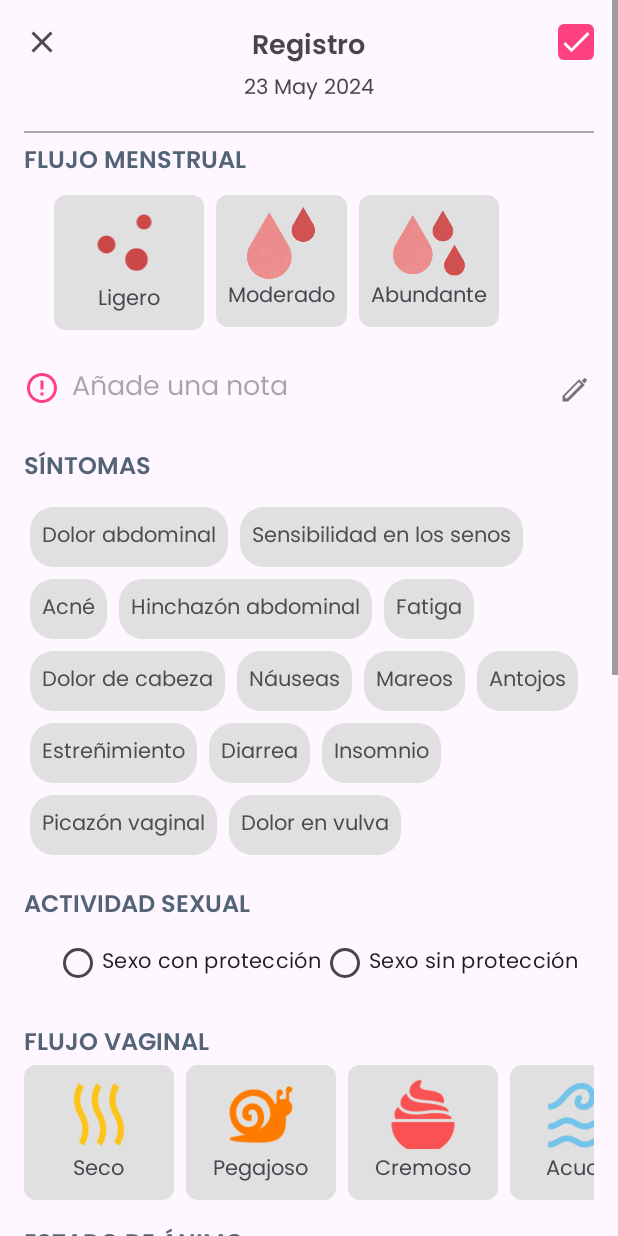
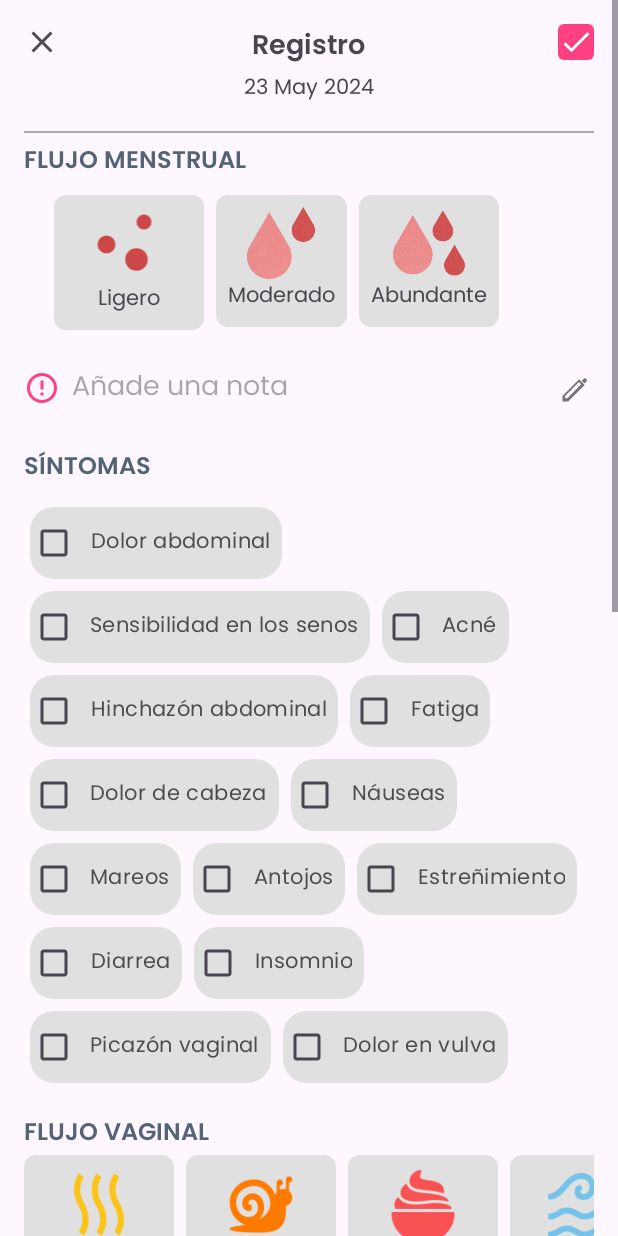
Before and after one commit to fairyofshampoo/CycleCare, an Android app: the CycleLogActivity screen opened directly, with no data from a screen before it, on a phone screen of 412 x 824 dp. Run offline under Robolectric (Android 15) with nearby library versions, the phone set to English and light mode, and no system bars; our stand-ins replace FlexboxLayout, data binding.

Commit message:
fix (cycle-log) changing UI elements

```diff
--- a/CycleCare/app/src/main/res/layout/activity_cycle_log.xml
+++ b/CycleCare/app/src/main/res/layout/activity_cycle_log.xml
@@ -204,7 +204,7 @@
                 android:layout_height="wrap_content"
                 app:flexWrap="wrap">
 
-                <TextView
+                <CheckBox
                     android:layout_width="wrap_content"
                     android:layout_height="wrap_content"
                     android:text="Dolor abdominal"
@@ -213,7 +213,7 @@
                     android:layout_margin="4dp"
                     android:gravity="center"
                     android:textColor="@color/dark_gray" />
-                <TextView
+                <CheckBox
                     android:layout_width="wrap_content"
                     android:layout_height="wrap_content"
                     android:text="Sensibilidad en los senos"
@@ -222,7 +222,7 @@
                     android:layout_margin="4dp"
                     android:gravity="center"
                     android:textColor="@color/dark_gray" />
-                <TextView
+                <CheckBox
                     android:layout_width="wrap_content"
                     android:layout_height="wrap_content"
                     android:text="Acné"
@@ -231,7 +231,7 @@
                     android:layout_margin="4dp"
                     android:gravity="center"
                     android:textColor="@color/dark_gray" />
-                <TextView
+                <CheckBox
                     android:layout_width="wrap_content"
                     android:layout_height="wrap_content"
                     android:text="Hinchazón abdominal"
@@ -240,7 +240,7 @@
                     android:layout_margin="4dp"
                     android:gravity="center"
                     android:textColor="@color/dark_gray" />
-                <TextView
+                <CheckBox
                     android:layout_width="wrap_content"
                     android:layout_height="wrap_content"
                     android:text="Fatiga"
@@ -249,7 +249,7 @@
                     android:layout_margin="4dp"
                     android:gravity="center"
                     android:textColor="@color/dark_gray" />
-                <TextView
+                <CheckBox
                     android:layout_width="wrap_content"
                     android:layout_height="wrap_content"
                     android:text="Dolor de cabeza"
@@ -258,7 +258,7 @@
                     android:layout_margin="4dp"
                     android:gravity="center"
                     android:textColor="@color/dark_gray" />
-                <TextView
+                <CheckBox
                     android:layout_width="wrap_content"
                     android:layout_height="wrap_content"
                     android:text="Náuseas"
@@ -267,7 +267,7 @@
                     android:layout_margin="4dp"
                     android:gravity="center"
                     android:textColor="@color/dark_gray" />
-                <TextView
+                <CheckBox
                     android:layout_width="wrap_content"
                     android:layout_height="wrap_content"
                     android:text="Mareos"
@@ -276,7 +276,7 @@
                     android:layout_margin="4dp"
                     android:gravity="center"
                     android:textColor="@color/dark_gray" />
-                <TextView
+                <CheckBox
                     android:layout_width="wrap_content"
                     android:layout_height="wrap_content"
                     android:text="Antojos"
@@ -285,7 +285,7 @@
                     android:layout_margin="4dp"
                     android:gravity="center"
                     android:textColor="@color/dark_gray" />
-                <TextView
+                <CheckBox
                     android:layout_width="wrap_content"
                     android:layout_height="wrap_content"
                     android:text="Estreñimiento"
@@ -294,7 +294,7 @@
                     android:layout_margin="4dp"
                     android:gravity="center"
                     android:textColor="@color/dark_gray" />
-                <TextView
+                <CheckBox
                     android:layout_width="wrap_content"
                     android:layout_height="wrap_content"
                     android:text="Diarrea"
@@ -303,7 +303,7 @@
                     android:layout_margin="4dp"
                     android:gravity="center"
                     android:textColor="@color/dark_gray" />
-                <TextView
+                <CheckBox
                     android:layout_width="wrap_content"
                     android:layout_height="wrap_content"
                     android:text="Insomnio"
@@ -312,7 +312,7 @@
                     android:layout_margin="4dp"
                     android:gravity="center"
                     android:textColor="@color/dark_gray" />
-                <TextView
+                <CheckBox
                     android:layout_width="wrap_content"
                     android:layout_height="wrap_content"
                     android:text="Picazón vaginal"
@@ -321,7 +321,7 @@
                     android:layout_margin="4dp"
                     android:gravity="center"
                     android:textColor="@color/dark_gray" />
-                <TextView
+                <CheckBox
                     android:layout_width="wrap_content"
                     android:layout_height="wrap_content"
                     android:text="Dolor en vulva"
@@ -331,37 +331,6 @@
                     android:gravity="center"
                     android:textColor="@color/dark_gray" />
             </com.google.android.flexbox.FlexboxLayout>
-
-            <TextView
-                android:layout_width="wrap_content"
-                android:layout_height="wrap_content"
-                android:text="Actividad Sexual"
-                android:textSize="16sp"
-                android:textStyle="bold"
-                android:textAllCaps="true"
-                android:textColor="@color/gray_blue"
-                android:layout_marginTop="16dp"/>
-
-            <RadioGroup
-                android:layout_width="match_parent"
-                android:layout_height="wrap_content"
-                android:orientation="horizontal"
-                android:layout_marginStart="20dp">
-
-                <RadioButton
-                    android:id="@+id/rbProtectedSex"
-                    android:layout_width="wrap_content"
-                    android:layout_height="wrap_content"
-                    android:text="Sexo con protección"
-                    android:buttonTint="@color/light_gray" />
-
-                <RadioButton
-                    android:id="@+id/rbUnprotectedSex"
-                    android:layout_width="wrap_content"
-                    android:layout_height="wrap_content"
-                    android:text="Sexo sin protección"
-                    android:buttonTint="@color/light_gray" />
-            </RadioGroup>
 
             <!-- Sección de flujo vaginal -->
             <TextView
@@ -747,7 +716,7 @@
                 android:layout_height="wrap_content"
                 app:flexWrap="wrap">
 
-                <TextView
+                <CheckBox
                     android:layout_width="wrap_content"
                     android:layout_height="wrap_content"
                     android:text="Terapía hormonal"
@@ -756,7 +725,7 @@
                     android:layout_margin="4dp"
                     android:gravity="center"
                     android:textColor="@color/dark_gray" />
-                <TextView
+                <CheckBox
                     android:layout_width="wrap_content"
                     android:layout_height="wrap_content"
                     android:text="Pastilla de emergencia"
@@ -765,7 +734,7 @@
                     android:layout_margin="4dp"
                     android:gravity="center"
                     android:textColor="@color/dark_gray" />
-                <TextView
+                <CheckBox
                     android:layout_width="wrap_content"
                     android:layout_height="wrap_content"
                     android:text="Analgésicos"
@@ -774,7 +743,7 @@
                     android:layout_margin="4dp"
                     android:gravity="center"
                     android:textColor="@color/dark_gray" />
-                <TextView
+                <CheckBox
                     android:layout_width="wrap_content"
                     android:layout_height="wrap_content"
                     android:text="Antidepresivos"
@@ -783,7 +752,7 @@
                     android:layout_margin="4dp"
                     android:gravity="center"
                     android:textColor="@color/dark_gray" />
-                <TextView
+                <CheckBox
                     android:layout_width="wrap_content"
                     android:layout_height="wrap_content"
                     android:text="Antibióticos"
@@ -792,7 +761,7 @@
                     android:layout_margin="4dp"
                     android:gravity="center"
                     android:textColor="@color/dark_gray" />
-                <TextView
+                <CheckBox
                     android:layout_width="wrap_content"
                     android:layout_height="wrap_content"
                     android:text="Antihistamínicos"
@@ -818,7 +787,7 @@
                 android:layout_height="wrap_content"
                 app:flexWrap="wrap">
 
-                <TextView
+                <CheckBox
                     android:layout_width="wrap_content"
                     android:layout_height="wrap_content"
                     android:text="Tomada"
@@ -827,7 +796,7 @@
                     android:layout_margin="4dp"
                     android:gravity="center"
                     android:textColor="@color/dark_gray" />
-                <TextView
+                <CheckBox
                     android:layout_width="wrap_content"
                     android:layout_height="wrap_content"
                     android:text="Olvidada"
@@ -836,7 +805,7 @@
                     android:layout_margin="4dp"
                     android:gravity="center"
                     android:textColor="@color/dark_gray" />
-                <TextView
+                <CheckBox
                     android:layout_width="wrap_content"
                     android:layout_height="wrap_content"
                     android:text="Dosis doble"
@@ -845,7 +814,7 @@
                     android:layout_margin="4dp"
                     android:gravity="center"
                     android:textColor="@color/dark_gray" />
-                <TextView
+                <CheckBox
                     android:layout_width="wrap_content"
                     android:layout_height="wrap_content"
                     android:text="Sin dosis"
@@ -854,7 +823,7 @@
                     android:layout_margin="4dp"
                     android:gravity="center"
                     android:textColor="@color/dark_gray" />
-                <TextView
+                <CheckBox
                     android:layout_width="wrap_content"
                     android:layout_height="wrap_content"
                     android:text="Tarde"
@@ -890,21 +859,6 @@
 
                     <NumberPicker
                         android:id="@+id/np_hours"
-                        android:layout_width="wrap_content"
-                        android:layout_height="50dp"
-                        android:background="@drawable/selector_background"/>
-
-                    <TextView
-                        android:layout_width="wrap_content"
-                        android:layout_height="wrap_content"
-                        android:text=":"
-                        android:textSize="24sp"
-                        android:textColor="@android:color/black"
-                        android:layout_marginStart="8dp"
-                        android:layout_marginEnd="8dp"/>
-
-                    <NumberPicker
-                        android:id="@+id/np_minutes"
                         android:layout_width="wrap_content"
                         android:layout_height="50dp"
                         android:background="@drawable/selector_background"/>
```
